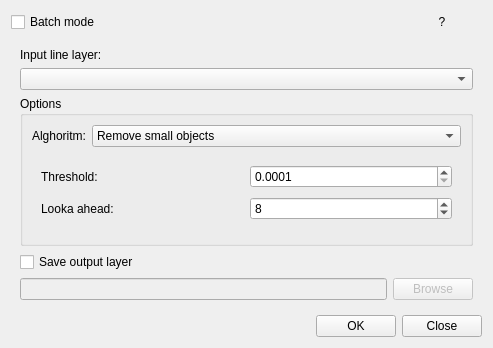
Old version of the form ui_generalizer.ui in the repository giscan/Generalizer.
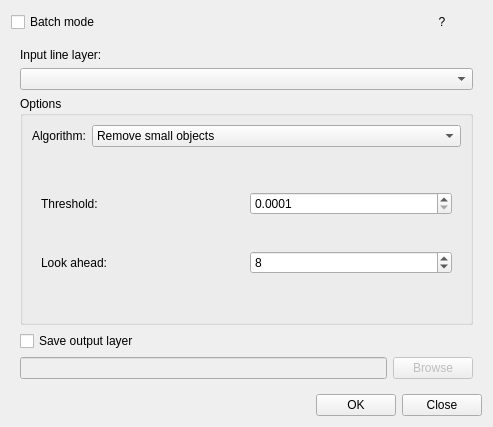
New version of the form. The open tabs and pages were chosen to show the change.

The edit to the form file:
```diff
--- a/ui_generalizer.ui
+++ b/ui_generalizer.ui
@@ -7,7 +7,7 @@
     <x>0</x>
     <y>0</y>
     <width>493</width>
-    <height>348</height>
+    <height>427</height>
    </rect>
   </property>
   <property name="windowTitle">
@@ -86,7 +86,7 @@
           <item row="0" column="0">
            <widget class="QLabel" name="label_3">
             <property name="text">
-             <string>Alghoritm:</string>
+             <string>Algorithm:</string>
             </property>
            </widget>
           </item>
@@ -309,7 +309,7 @@
               <item row="1" column="0">
                <widget class="QLabel" name="label_19">
                 <property name="text">
-                 <string>Looka ahead:</string>
+                 <string>Look ahead:</string>
                 </property>
                </widget>
               </item>
```
Left out of the diff: 16 changed lines with no effect on the pictures.
